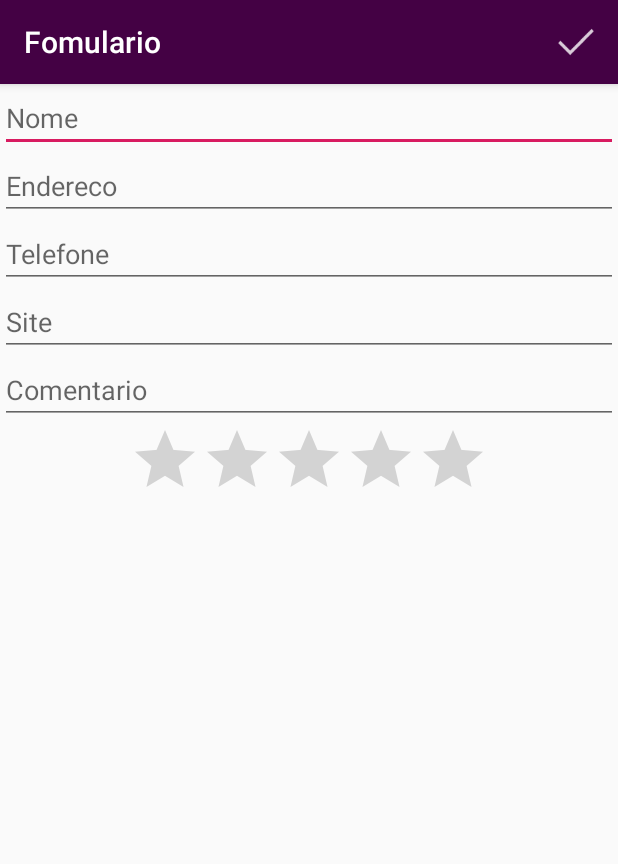
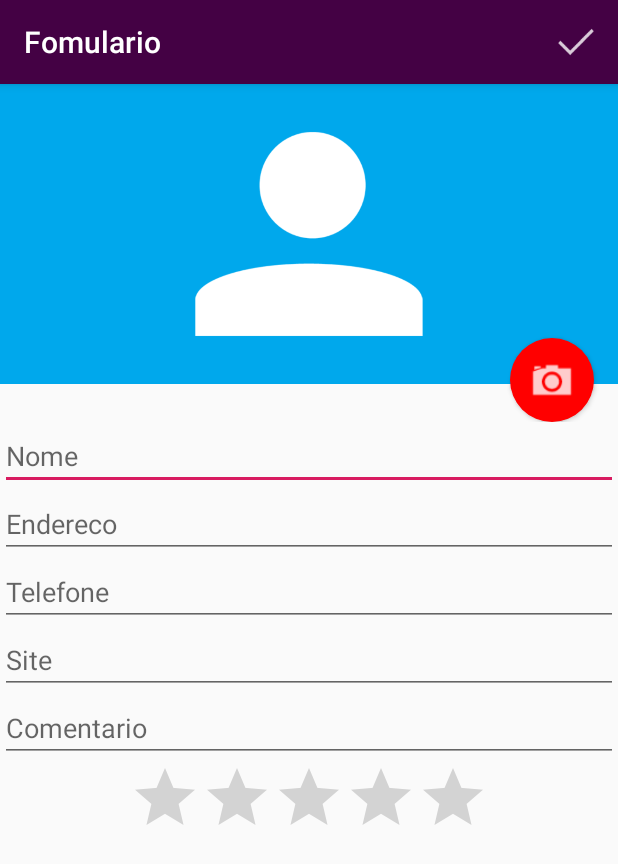
Before and after one commit to rodrigoaalves/Estudos_Android, an Android app: the FomularioActivity screen opened directly, with no data from a screen before it, on a phone screen of 412 x 824 dp. Shown: the top 864 px of the screen. Run offline under Robolectric (Android 15) with nearby library versions, the phone set to English and light mode, and no system bars.

Commit message:
[Aula 2] Inclusão de foto no fomulario

```diff
--- a/app/src/main/java/com/rodrigoaaenggmail/agenda/modelo/Aluno.kt
+++ b/app/src/main/java/com/rodrigoaaenggmail/agenda/modelo/Aluno.kt
@@ -1,4 +1,5 @@
 package com.rodrigoaaenggmail.agenda.modelo
+import android.graphics.Bitmap
 import java.io.Serializable
 
 class Aluno : Serializable {
@@ -10,6 +11,7 @@ class Aluno : Serializable {
     var site: String? = null
     var comentario: String? = null
     var nota: Double? = null
+    var CaminhoFoto: String? = null
 
     override fun toString(): String {
         return id.toString() + " - " + nome
--- /dev/null
+++ b/app/src/main/res/drawable/fundo_camera.xml
@@ -0,0 +1,18 @@
+<?xml version="1.0" encoding="utf-8"?>
+
+<layer-list xmlns:android="http://schemas.android.com/apk/res/android">
+    <item>
+        <shape
+            android:shape="oval">
+            <solid
+                android:color="#ff0000"/>
+            <padding
+                android:bottom="10dp"
+                android:left="10dp"
+                android:right="10dp"
+                android:top="10dp"/>
+
+        </shape>
+    </item>
+    <item android:drawable = "@drawable/ic_camera"/>
+</layer-list>
--- a/app/src/main/res/layout/content_fomulario.xml
+++ b/app/src/main/res/layout/content_fomulario.xml
@@ -14,6 +14,31 @@
                 android:layout_width="match_parent"
                 android:layout_height="match_parent"
                 android:orientation="vertical">
+
+                <RelativeLayout
+                        android:layout_width="match_parent"
+                        android:layout_height="225dp">
+
+                        <ImageView
+                                android:layout_width="match_parent"
+                                android:layout_height="200dp"
+                                android:src= "@drawable/person"
+                                android:background="#00A8EC"
+                                android:id="@+id/formulario_foto"
+                        />
+
+                        <Button
+                                android:id="@+id/formulario_botao_foto"
+                                android:layout_width="56dp"
+                                android:layout_height="56dp"
+                                android:background="@drawable/fundo_camera"
+                                android:layout_alignParentBottom="true"
+                                android:layout_alignParentRight="true"
+                                android:layout_marginRight="16dp"
+                        />
+
+                </RelativeLayout>
+
 
                 <EditText
                     android:hint="Nome"
```
Also changed, not shown: app/src/main/AndroidManifest.xml (+21 -4 lines), app/src/main/java/com/rodrigoaaenggmail/agenda/FomularioActivity.kt (+66 -0 lines), app/src/main/java/com/rodrigoaaenggmail/agenda/ListaAlunosActivit.kt (+46 -1 lines).
